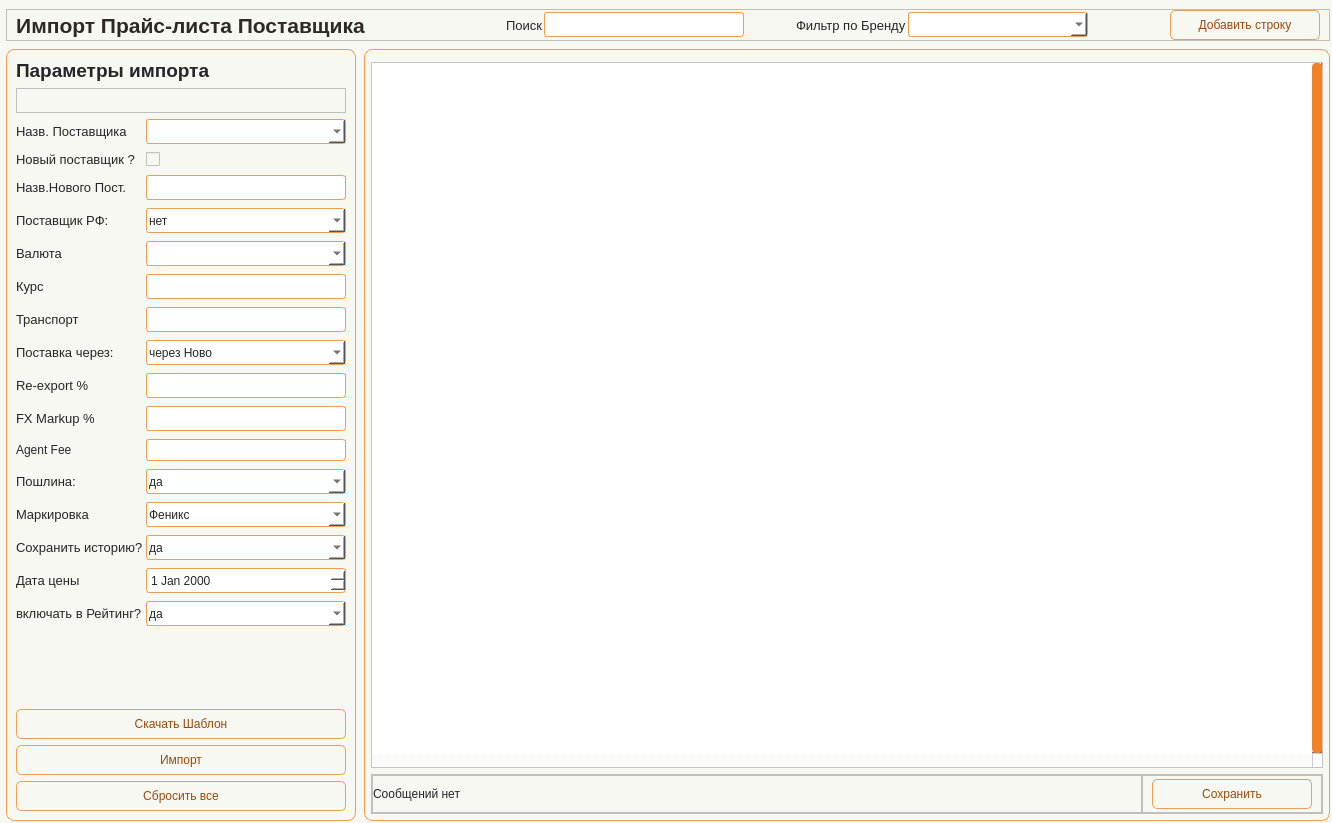
Before: the Qt Designer form app/ui/windows/supplier_prices.ui in Masik84/Procurement_app, drawn with Qt 5.
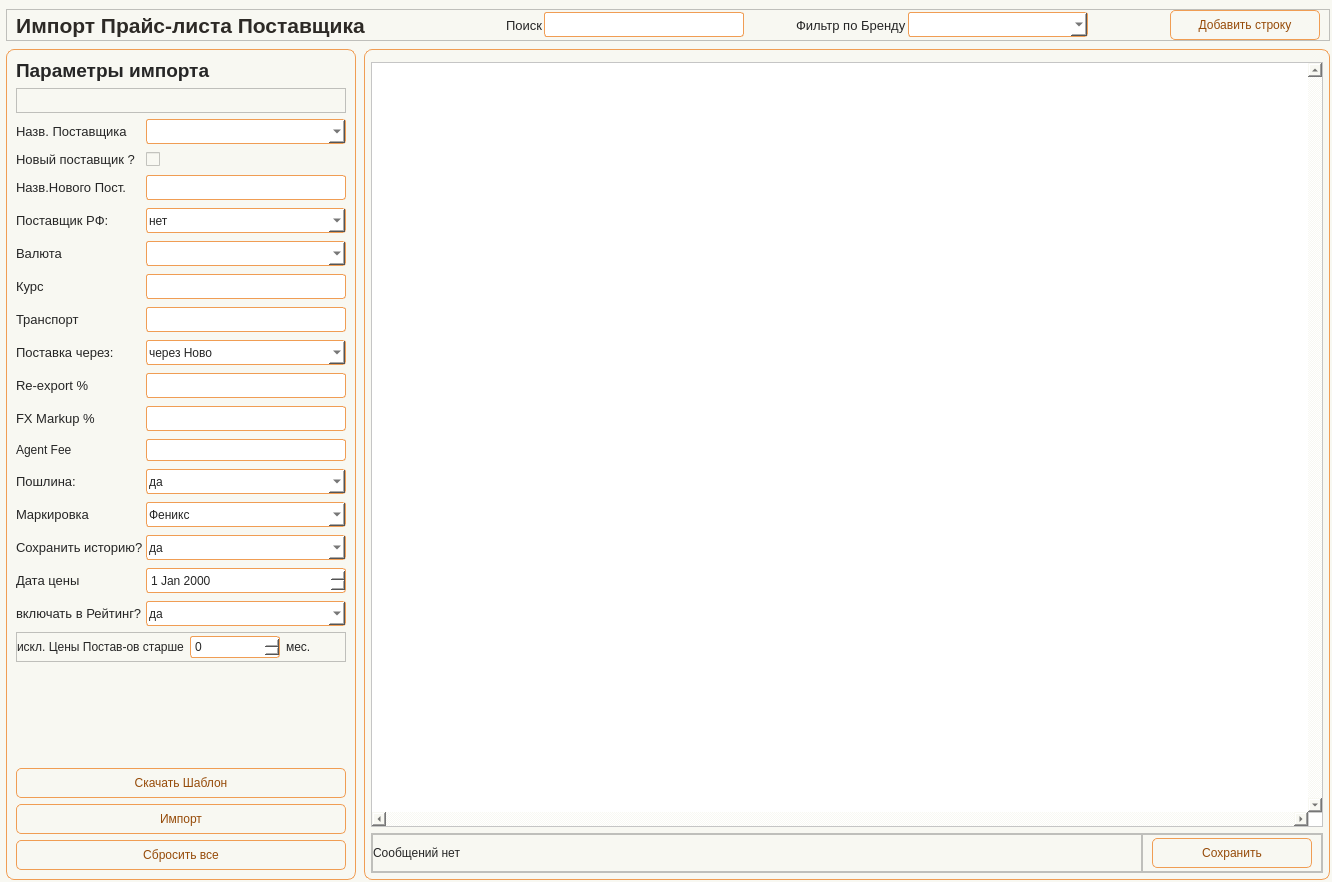
After: the same form once the commit is applied. Icons and pictures are not drawn.

What changed in the file:
```diff
--- a/app/ui/windows/supplier_prices.ui
+++ b/app/ui/windows/supplier_prices.ui
@@ -7,7 +7,7 @@
     <x>0</x>
     <y>0</y>
     <width>1332</width>
-    <height>823</height>
+    <height>882</height>
    </rect>
   </property>
   <property name="minimumSize">
@@ -28,26 +28,21 @@
     font: 10pt &quot;Tahoma&quot;;
 }
 
-/* ===== LABELS ===== */
-
-QLabel {
-    color: #262626;
-}
-
 #Title_label {
     font: 16pt &quot;Tahoma&quot;;
     font-weight: 700;
     color: #2D2A26;
 }
 
-QLabel#label_filter_title {
+QLabel#label_filter_title,
+QLabel#label_calc_title,
+QLabel#label_totals_title,
+QLabel#label_products_title {
     font: 14pt &quot;Tahoma&quot;;
     font-weight: 700;
 }
 
-/* ===== INPUTS ===== */
-
-QLineEdit, QComboBox, QDateEdit {
+QLineEdit, QComboBox, QDateEdit, QSpinBox {
     border: 1px solid #f09d54;
     border-radius: 3px;
     padding: 2px;
@@ -55,8 +50,6 @@
     color: #262626;
 }
 
-/* ===== BUTTONS ===== */
-
 QPushButton {
     border: 1px solid #f09d54;
     border-radius: 5px;
@@ -65,8 +58,6 @@
     padding: 4px;
 }
 
-/* ===== TABLE ===== */
-
 QTableWidget {
     background-color: #ffffff;
     gridline-color: #f28223;
@@ -80,24 +71,15 @@
     padding: 3px;
 }
 
-/* ===== FRAMES ===== */
-
-QFrame#frame_LeftPanel, 
+QFrame#frame_LeftPanel,
 QFrame#frame_RightPanel {
-    border: 1px solid #f28223;
-    border-radius: 5px;
+    border: 1px solid #f09d54;
+    border-radius: 8px;
 }
 
-/* ===== SCROLL ===== */
-
-QScrollBar:vertical {
-    background: #f8f8f2;
-    width: 10px;
-}
-
-QScrollBar::handle:vertical {
-    background: #f28223;
-    border-radius: 4px;
+QLabel#label_msg {
+    background-color: transparent;
+    border: none;
 }</string>
   </property>
   <layout class="QHBoxLayout" name="horizontalLayout">
@@ -1148,6 +1130,66 @@
               </layout>
              </widget>
             </item>
+            <item>
+             <widget class="QFrame" name="frame_7">
+              <property name="minimumSize">
+               <size>
+                <width>0</width>
+                <height>30</height>
+               </size>
+              </property>
+              <property name="frameShape">
+               <enum>QFrame::Shape::StyledPanel</enum>
+              </property>
+              <property name="frameShadow">
+               <enum>QFrame::Shadow::Raised</enum>
+              </property>
+              <layout class="QHBoxLayout" name="horizontalLayout_6">
+               <property name="leftMargin">
+                <number>0</number>
+               </property>
+               <property name="topMargin">
+                <number>0</number>
+               </property>
+               <property name="rightMargin">
+                <number>0</number>
+               </property>
+               <property name="bottomMargin">
+                <number>0</number>
+               </property>
+               <item>
+                <widget class="QLabel" name="label_18">
+                 <property name="text">
+                  <string>искл. Цены Постав-ов старше</string>
+                 </property>
+                </widget>
+               </item>
+               <item>
+                <widget class="QSpinBox" name="spb_SuppPriceAge">
+                 <property name="minimumSize">
+                  <size>
+                   <width>90</width>
+                   <height>0</height>
+                  </size>
+                 </property>
+                 <property name="maximumSize">
+                  <size>
+                   <width>90</width>
+                   <height>16777215</height>
+                  </size>
+                 </property>
+                </widget>
+               </item>
+               <item>
+                <widget class="QLabel" name="label_19">
+                 <property name="text">
+                  <string>мес.</string>
+                 </property>
+                </widget>
+               </item>
+              </layout>
+             </widget>
+            </item>
             <item>
              <spacer name="verticalSpacer_left">
               <property name="orientation">
```
